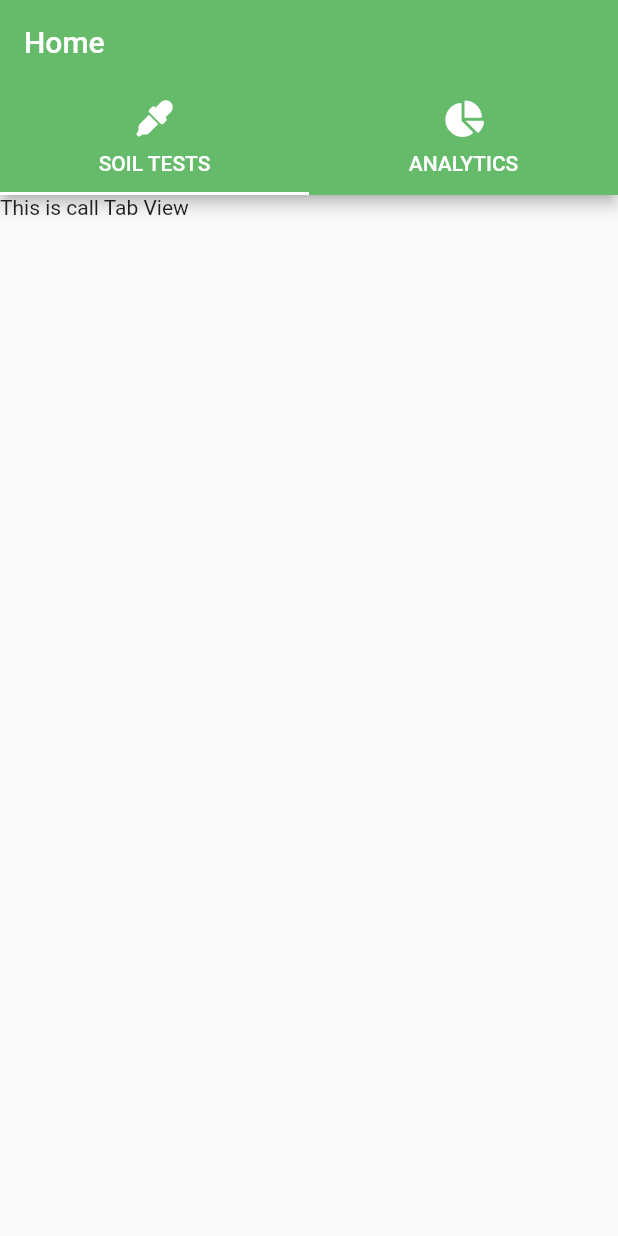
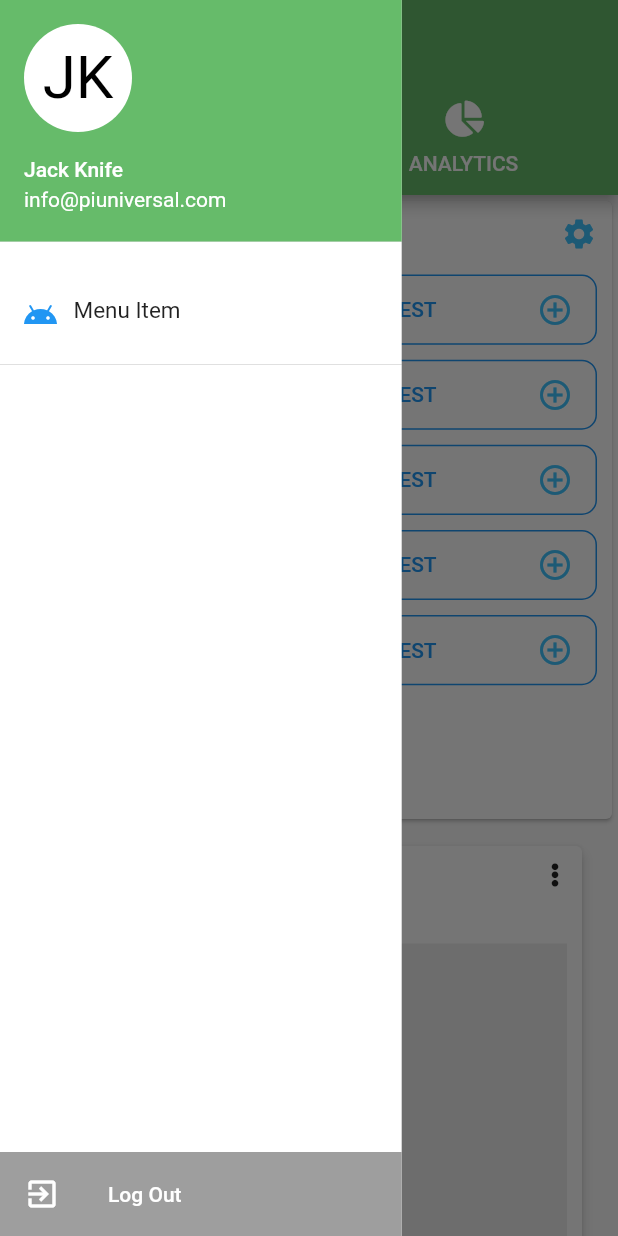
Before and after one commit to AwuahDarko/soil_tester, a Flutter app: the screen it shows after launch, with the side drawer open (before the commit the screen has no drawer), on a phone screen of 412 x 824 dp. Run offline on Flutter 3.47's test engine with Material 2 defaults, Android fonts, the phone set to English and light mode, and no system bars; our stand-ins replace cloud_firestore, firebase_auth, firebase_database, firebase_storage, font_awesome_flutter, google_fonts; accounts and stored records are empty; Roboto replaces fonts that are missing (Itim).

Commit message:
unknown 14/01/2021

```diff
--- a/lib/main.dart
+++ b/lib/main.dart
@@ -1,4 +1,5 @@
 import 'package:flutter/material.dart';
+import 'package:google_fonts/google_fonts.dart';
 import 'package:soil_tester/ui/screens/home_screen.dart';
 
 void main() {
@@ -13,7 +14,10 @@ class MyApp extends StatelessWidget {
       debugShowCheckedModeBanner: false,
       title: 'Soil Tester',
       theme: ThemeData(
-        primarySwatch: Colors.blue,
+        textTheme: GoogleFonts.itimTextTheme(
+          Theme.of(context).textTheme,
+        ),
+        primarySwatch: Colors.green,
         visualDensity: VisualDensity.adaptivePlatformDensity,
       ),
       home: HomeScreen(),
--- /dev/null
+++ b/lib/ui/screens/dashboard.dart
@@ -0,0 +1,113 @@
+import 'package:flutter/material.dart';
+import 'package:google_fonts/google_fonts.dart';
+import 'package:soil_tester/ui/widgets/data_card.dart';
+
+class Dashboard extends StatefulWidget {
+  @override
+  State<StatefulWidget> createState() => DashboardState();
+}
+
+class DashboardState extends State<Dashboard> {
+  @override
+  Widget build(BuildContext context) {
+    double _width = MediaQuery.of(context).size.width;
+    double _height = MediaQuery.of(context).size.height;
+    return Scaffold(
+      body: ListView(
+        children: [
+          Card(
+            child: Container(
+              width: _width,
+              height: _height * 0.5,
+              padding: const EdgeInsets.all(10.0),
+              child: Column(
+                children: [
+                  Container(
+                    width: _width,
+                    child: Row(
+                      children: [
+                        Text(
+                          'List of tests',
+                          style: TextStyle(
+                              fontWeight: FontWeight.bold, fontSize: 17.0),
+                        ),
+                        Spacer(),
+                        InkWell(
+                          child: Icon(
+                            Icons.settings,
+                            color: Colors.lightBlueAccent,
+                          ),
+                          splashColor: Colors.amberAccent,
+                          highlightColor: Colors.blueAccent,
+                          onTap: () {},
+                        ),
+                      ],
+                    ),
+                  ),
+                  SizedBox(
+                    height: 15.0,
+                  ),
+                  LayoutBuilder(builder: (context, constraints) {
+                    if (constraints.maxWidth > 600) {
+                      return Container(
+                        height: _height * 0.3,
+                        child: getTestList(4),
+                      );
+                    } else {
+                      return Container(
+                        height: _height * 0.4,
+                        child: getTestList(2),
+                      );
+                    }
+                  }),
+                ],
+              ),
+            ),
+          ),
+          Padding(
+            padding: const EdgeInsets.symmetric(vertical: 10, horizontal: 20),
+            child: DataCard(),
+          ),
+          Padding(
+            padding: const EdgeInsets.symmetric(vertical: 10, horizontal: 20),
+            child: DataCard(),
+          ),
+        ],
+      ),
+    );
+  }
+
+  Widget getTestList(int axisCount) {
+    return GridView.builder(
+        scrollDirection: Axis.vertical,
+        gridDelegate: SliverGridDelegateWithFixedCrossAxisCount(
+            crossAxisCount: axisCount,
+            mainAxisSpacing: 10,
+            crossAxisSpacing: 10,
+            childAspectRatio: 4),
+        itemCount: 10,
+        shrinkWrap: true,
+        physics: ScrollPhysics(),
+        itemBuilder: (context, i) {
+          return FlatButton(
+              shape: RoundedRectangleBorder(
+                  borderRadius: BorderRadius.circular(10),
+                  side: BorderSide(
+                      color: Colors.blue, style: BorderStyle.solid, width: 1)),
+              onPressed: () {},
+              child: Row(
+                children: [
+                  Text(
+                    'ADD TEST',
+                    style: TextStyle(color: Colors.blue),
+                  ),
+                  Spacer(),
+                  Icon(
+                    Icons.add_circle_outline,
+                    color: Colors.lightBlueAccent,
+                  ),
+                ],
+              ));
+        });
+  }
+}
--- a/lib/ui/screens/home_screen.dart
+++ b/lib/ui/screens/home_screen.dart
@@ -1,5 +1,7 @@
 import 'package:flutter/material.dart';
 import 'package:font_awesome_flutter/font_awesome_flutter.dart';
+import 'package:soil_tester/ui/screens/dashboard.dart';
+import 'package:soil_tester/ui/widgets/navigation_drawer.dart';
 
 class HomeScreen extends StatefulWidget {
   @override
@@ -19,6 +21,7 @@ class _HomeScreenState extends State<HomeScreen>
   @override
   Widget build(BuildContext context) {
     return new Scaffold(
+      drawer: NavigationDrawer(),
       appBar: new AppBar(
         backgroundColor: Colors.green[400],
         title: new Text("Home"),
@@ -43,7 +46,7 @@ class _HomeScreenState extends State<HomeScreen>
       ),
       body: TabBarView(
         children: [
-          new Text("This is call Tab View"),
+          new Dashboard(),
           new Text("This is chat Tab View"),
         ],
         controller: _tabController,
--- /dev/null
+++ b/lib/ui/widgets/action_dialog.dart
@@ -0,0 +1,24 @@
+import 'package:flutter/material.dart';
+
+class ActionDialog {
+  static Future<dynamic> showActionDialog(BuildContext context, String title,
+      String msg, String rejectText, String acceptText) {
+    return showDialog(
+        context: context,
+        barrierDismissible: false,
+        builder: (context) => AlertDialog(
+              title: Text(title),
+              content: Text(msg),
+              actions: <Widget>[
+                FlatButton(
+                  onPressed: () => Navigator.pop(context, false),
+                  child: Text(rejectText, style: TextStyle(color: Colors.redAccent),),
+                ),
+                FlatButton(
+                  onPressed: () => Navigator.pop(context, true),
+                  child: Text(acceptText),
+                )
+              ],
+            ));
+  }
+}
--- /dev/null
+++ b/lib/ui/widgets/data_card.dart
@@ -0,0 +1,86 @@
+import "package:flutter/material.dart";
+import 'package:font_awesome_flutter/font_awesome_flutter.dart';
+
+class DataCard extends StatefulWidget {
+  @override
+  State<StatefulWidget> createState() => DataCardState();
+}
+
+class DataCardState extends State<DataCard> {
+  @override
+  Widget build(BuildContext context) {
+    double _width = MediaQuery.of(context).size.width;
+    double _height = MediaQuery.of(context).size.height;
+
+    return Card(
+      elevation: 3,
+      child: Padding(
+        padding: const EdgeInsets.all(10.0),
+        child: Container(
+          width: _width,
+          child: Column(
+            mainAxisAlignment: MainAxisAlignment.center,
+            children: [
+              Row(
+                mainAxisAlignment: MainAxisAlignment.spaceBetween,
+                children: [
+                  Text(
+                    'Card Title',
+                    style: TextStyle(fontSize: 16, fontWeight: FontWeight.bold),
+                  ),
+                  GestureDetector(
+                    child: Icon(
+                      FontAwesomeIcons.ellipsisV,
+                      size: 16,
+                    ),
+                    onTap: (){
+                      print('Ouch!');
+                    },
+                  )
+                ],
+              ),
+              SizedBox(
+                height: 10,
+              ),
+              Row(
+                mainAxisAlignment: MainAxisAlignment.start,
+                children: [
+                  SizedBox(
+                    width: 10,
+                  ),
+                  Text('Sub title',),
+                ],
+              ),
+              SizedBox(
+                height: 10,
+              ),
+              Container(
+                width: double.infinity,
+                height: 250,
+                color: Colors.grey[200],
+              ),
+              SizedBox(
+                height: 2,
+              ),
+              Divider(
+                color: Colors.black26,
+              ),
+              Row(
+                mainAxisAlignment: MainAxisAlignment.start,
+                children: [
+                  FlatButton(onPressed: () => print('Ouch!'), child: Text(
+                      'Action',
+                    style: TextStyle(
+                      fontSize: 18.0,
+                      color: Colors.blue
+                    ),
+                  ))
+                ],
+              ),
+            ],
+          ),
+        ),
+      ),
+    );
+  }
+}
--- /dev/null
+++ b/lib/ui/widgets/loading_dialog.dart
@@ -0,0 +1,32 @@
+import 'package:flutter/material.dart';
+
+class LoadingDialog {
+  static void showLoadingDialog(BuildContext context, String msg) {
+    showDialog(
+        context: context,
+        barrierDismissible: false,
+        builder: (context) => Dialog(
+              child: Container(
+                height: 100,
+                color: Colors.white,
+                child: Column(
+                  mainAxisAlignment: MainAxisAlignment.center,
+                  children: <Widget>[
+                    CircularProgressIndicator(),
+                    Padding(
+                      padding: EdgeInsets.fromLTRB(0, 10, 0, 0),
+                      child: Text(
+                        msg,
+                        style: TextStyle(fontSize: 18),
+                      ),
+                    )
+                  ],
+                ),
+              ),
+            ));
+  }
+
+  static void hideLoadingDialog(BuildContext context) {
+    Navigator.of(context).pop(LoadingDialog);
+  }
+}
--- /dev/null
+++ b/lib/ui/widgets/modal_dialog.dart
@@ -0,0 +1,19 @@
+import 'package:flutter/material.dart';
+
+class ModalDialog {
+  static Future<dynamic> showMsgDialog(BuildContext context, String title, String msg) {
+    return showDialog(
+        context: context,
+        barrierDismissible: false,
+        builder: (context) => AlertDialog(
+          title: Text(title),
+          content: Text(msg),
+          actions: <Widget>[
+            FlatButton(
+              onPressed: () => Navigator.pop(context, true),
+              child: Text("Ok"),
+            )
+          ],
+        ));
+  }
+}
--- /dev/null
+++ b/lib/ui/widgets/msg_dialog.dart
@@ -0,0 +1,20 @@
+import 'package:flutter/material.dart';
+
+class MsgDialog {
+  static void showMsgDialog(BuildContext context, String title, String msg) {
+    showDialog(
+        context: context,
+        builder: (context) => AlertDialog(
+              title: Text(title),
+              content: Text(msg),
+              actions: <Widget>[
+                FlatButton(
+                  onPressed: () {
+                    Navigator.of(context).pop(MsgDialog);
+                  },
+                  child: Text("Ok"),
+                )
+              ],
+            ));
+  }
+}
--- /dev/null
+++ b/lib/ui/widgets/navigation_drawer.dart
@@ -0,0 +1,100 @@
+import 'package:flutter/material.dart';
+
+class NavigationDrawer extends StatefulWidget {
+  @override
+  State<StatefulWidget> createState() => NavigationDrawerState();
+}
+
+class NavigationDrawerState extends State<NavigationDrawer> {
+  @override
+  Widget build(BuildContext context) {
+    double _width = MediaQuery.of(context).size.width;
+    double _height = MediaQuery.of(context).size.height;
+    return Container(
+      color: Colors.white,
+      height: _height,
+      width: _width * .65,
+      child: Stack(
+        fit: StackFit.expand,
+        children: [
+          Positioned(
+            left: 0,
+            top: 0,
+            right: 0,
+            child: UserAccountsDrawerHeader(
+              decoration: BoxDecoration(color: Colors.green[400]),
+              accountName: Text("Jack Knife"),
+              accountEmail: Text("info@piuniversal.com"),
+              currentAccountPicture: CircleAvatar(
+                backgroundColor:
+                    Theme.of(context).platform == TargetPlatform.iOS
+                        ? Colors.blue
+                        : Colors.white,
+                child: Text(
+                  "JK",
+                  style: TextStyle(fontSize: 40.0, color: Colors.black),
+                ),
+              ),
+            ),
+          ),
+          Positioned(
+            top: 185,
+              left: 0,
+              right: 0,
+              bottom: 65,
+              child: ListView(
+                children: [
+                  linkMenuDrawer('Menu Item',Icons.android_outlined, Colors.blue, () {
+                    print('Ouch!');
+                  }),
+                  Divider()
+                ],
+          )),
+          Positioned(
+            left: 0,
+            right: 0,
+            bottom: 0,
+            child: Container(
+            color: Colors.grey,
+            child: ListTile(
+              leading: Icon(Icons.exit_to_app, color: Colors.white,),
+              title: Text(
+                'Log Out',
+                style: TextStyle(
+                    color: Colors.white
+                ),
+              ),
+              onTap: (){
+                print('Ouch!');
+              },
+            ),
+          ),)
+        ],
+      ),
+    );
+  }
+
+  Widget linkMenuDrawer(String title,IconData icon, Color color, Function onPressed) {
+    return InkWell(
+      onTap: onPressed,
+      splashColor: Colors.black,
+      child: Container(
+        padding: EdgeInsets.symmetric(vertical: 13, horizontal: 15),
+        width: double.infinity,
+        child: Row(
+          mainAxisAlignment: MainAxisAlignment.start,
+          crossAxisAlignment: CrossAxisAlignment.start,
+          children: [
+            Icon(icon, color: color,),
+            SizedBox(width: 10,),
+            Text(
+              title,
+              style: TextStyle(fontSize: 15.0),
+            ),
+          ],
+        )
+      ),
+    );
+  }
+
+}
--- /dev/null
+++ b/lib/utils/firebase.dart
@@ -0,0 +1,4 @@
+import 'package:firebase_auth/firebase_auth.dart';
+import 'package:firebase_database/firebase_database.dart';
+import 'package:firebase_storage/firebase_storage.dart';
+import 'package:cloud_firestore/cloud_firestore.dart';
```
Also changed, not shown: pubspec.yaml (+8 -2 lines), pubspec.lock, 1 other file.
